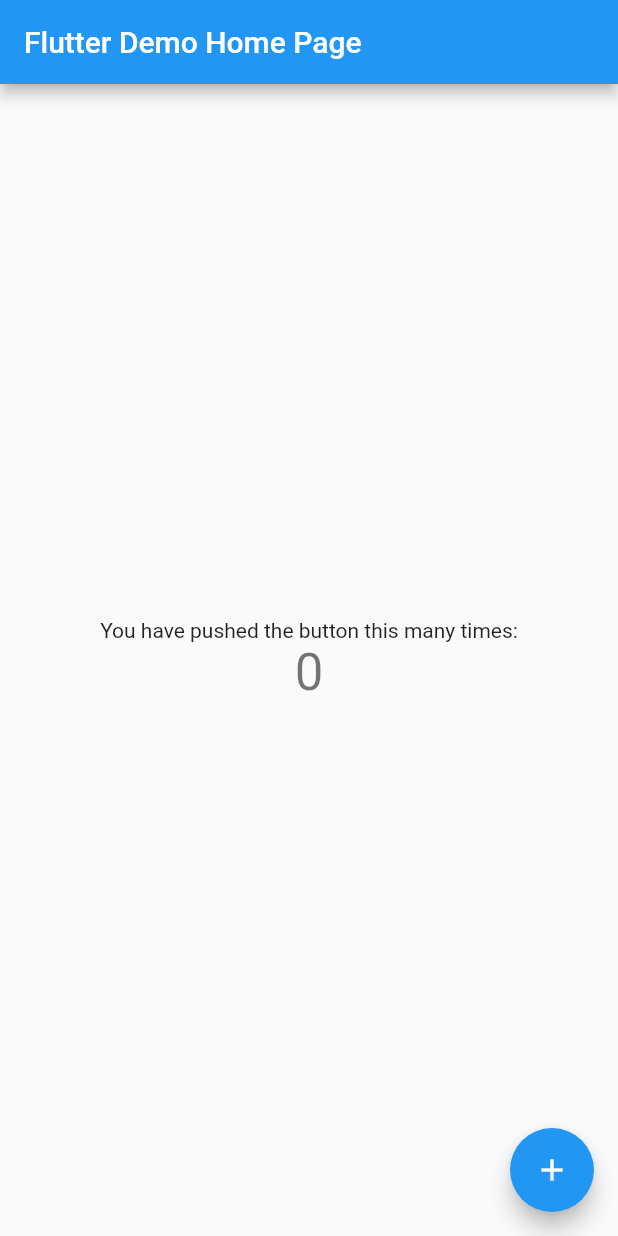
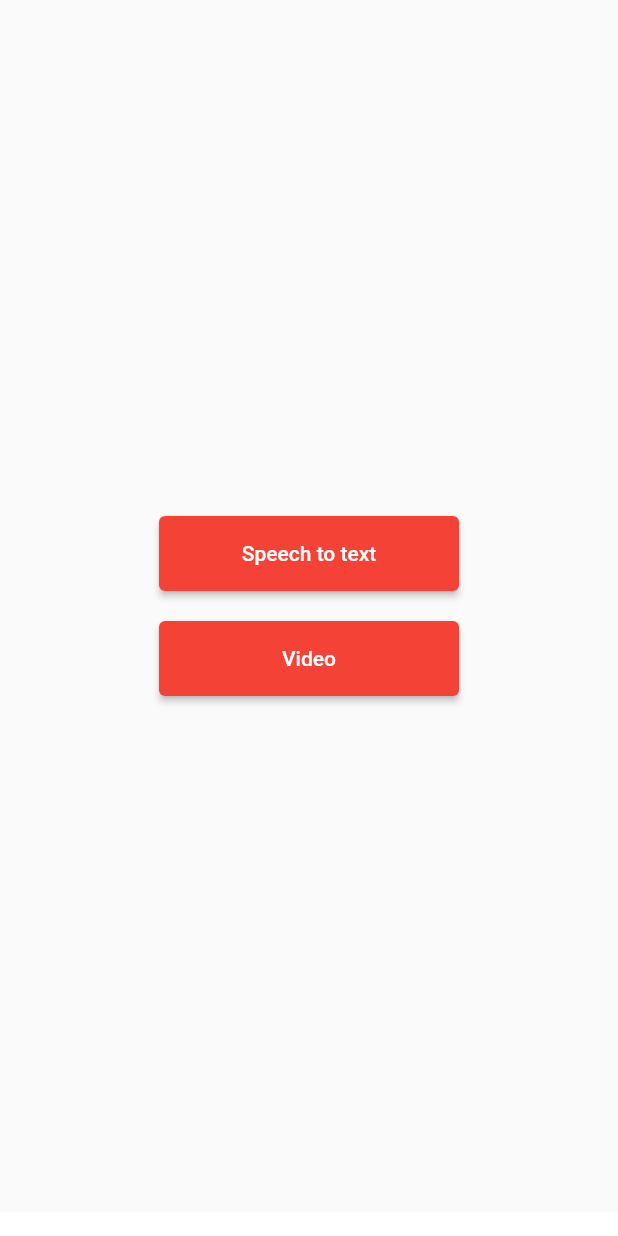
Before and after one commit to fnoceda/flutter_speech_to_text, a Flutter app: the screen it shows after launch, on a phone screen of 412 x 824 dp. Run offline on Flutter 3.47's test engine with Material 2 defaults, Android fonts, the phone set to English and light mode, and no system bars; our stand-ins replace avatar_glow, speech_to_text; missing offline and left inert: highlight_text.

Commit message:
finish speech to text

```diff
--- /dev/null
+++ b/lib/home_page.dart
@@ -0,0 +1,61 @@
+import 'package:flutter/material.dart';
+import 'package:flutter_speech_to_text/speech_page.dart';
+
+class HomePage extends StatelessWidget {
+  const HomePage({
+    Key? key,
+  }) : super(key: key);
+
+  @override
+  Widget build(BuildContext context) {
+    return Container(
+      margin: const EdgeInsets.only(bottom: 16),
+      color: Colors.black,
+      child: SafeArea(
+        child: Scaffold(
+          body: Center(
+            child: Column(
+              mainAxisAlignment: MainAxisAlignment.center,
+              crossAxisAlignment: CrossAxisAlignment.center,
+              children: [
+                ElevatedButton(
+                  style: ElevatedButton.styleFrom(
+                    fixedSize: const Size(200, 50),
+                  ),
+                  onPressed: () {
+                    Navigator.of(context).push(
+                      MaterialPageRoute(
+                        builder: (context) => SpeechPage(),
+                      ),
+                    );
+                  },
+                  child: const Text(
+                    'Speech to text',
+                    style: TextStyle(color: Colors.white),
+                  ),
+                ),
+                const SizedBox(height: 20),
+                ElevatedButton(
+                  style: ElevatedButton.styleFrom(
+                    fixedSize: const Size(200, 50),
+                  ),
+                  onPressed: () {
+                    Navigator.of(context).push(
+                      MaterialPageRoute(
+                        builder: (context) => SpeechPage(),
+                      ),
+                    );
+                  },
+                  child: const Text(
+                    'Video',
+                    style: TextStyle(color: Colors.white),
+                  ),
+                ),
+              ],
+            ),
+          ),
+        ),
+      ),
+    );
+  }
+}
--- a/lib/main.dart
+++ b/lib/main.dart
@@ -1,115 +1,21 @@
 import 'package:flutter/material.dart';
+import 'package:flutter_speech_to_text/home_page.dart';
 
 void main() {
-  runApp(const MyApp());
+  runApp(MyApp());
 }
 
 class MyApp extends StatelessWidget {
-  const MyApp({super.key});
-
-  // This widget is the root of your application.
   @override
   Widget build(BuildContext context) {
     return MaterialApp(
-      title: 'Flutter Demo',
+      title: 'Flutter Voice',
+      debugShowCheckedModeBanner: false,
       theme: ThemeData(
-        // This is the theme of your application.
-        //
-        // Try running your application with "flutter run". You'll see the
-        // application has a blue toolbar. Then, without quitting the app, try
-        // changing the primarySwatch below to Colors.green and then invoke
-        // "hot reload" (press "r" in the console where you ran "flutter run",
-        // or simply save your changes to "hot reload" in a Flutter IDE).
-        // Notice that the counter didn't reset back to zero; the application
-        // is not restarted.
-        primarySwatch: Colors.blue,
+        primarySwatch: Colors.red,
+        visualDensity: VisualDensity.adaptivePlatformDensity,
       ),
-      home: const MyHomePage(title: 'Flutter Demo Home Page'),
+      home: const HomePage(),
     );
   }
 }
-
-class MyHomePage extends StatefulWidget {
-  const MyHomePage({super.key, required this.title});
-
-  // This widget is the home page of your application. It is stateful, meaning
-  // that it has a State object (defined below) that contains fields that affect
-  // how it looks.
-
-  // This class is the configuration for the state. It holds the values (in this
-  // case the title) provided by the parent (in this case the App widget) and
-  // used by the build method of the State. Fields in a Widget subclass are
-  // always marked "final".
-
-  final String title;
-
-  @override
-  State<MyHomePage> createState() => _MyHomePageState();
-}
-
-class _MyHomePageState extends State<MyHomePage> {
-  int _counter = 0;
-
-  void _incrementCounter() {
-    setState(() {
-      // This call to setState tells the Flutter framework that something has
-      // changed in this State, which causes it to rerun the build method below
-      // so that the display can reflect the updated values. If we changed
-      // _counter without calling setState(), then the build method would not be
-      // called again, and so nothing would appear to happen.
-      _counter++;
-    });
-  }
-
-  @override
-  Widget build(BuildContext context) {
-    // This method is rerun every time setState is called, for instance as done
-    // by the _incrementCounter method above.
-    //
-    // The Flutter framework has been optimized to make rerunning build methods
-    // fast, so that you can just rebuild anything that needs updating rather
-    // than having to individually change instances of widgets.
-    return Scaffold(
-      appBar: AppBar(
-        // Here we take the value from the MyHomePage object that was created by
-        // the App.build method, and use it to set our appbar title.
-        title: Text(widget.title),
-      ),
-      body: Center(
-        // Center is a layout widget. It takes a single child and positions it
-        // in the middle of the parent.
-        child: Column(
-          // Column is also a layout widget. It takes a list of children and
-          // arranges them vertically. By default, it sizes itself to fit its
-          // children horizontally, and tries to be as tall as its parent.
-          //
-          // Invoke "debug painting" (press "p" in the console, choose the
-          // "Toggle Debug Paint" action from the Flutter Inspector in Android
-          // Studio, or the "Toggle Debug Paint" command in Visual Studio Code)
-          // to see the wireframe for each widget.
-          //
-          // Column has various properties to control how it sizes itself and
-          // how it positions its children. Here we use mainAxisAlignment to
-          // center the children vertically; the main axis here is the vertical
-          // axis because Columns are vertical (the cross axis would be
-          // horizontal).
-          mainAxisAlignment: MainAxisAlignment.center,
-          children: <Widget>[
-            const Text(
-              'You have pushed the button this many times:',
-            ),
-            Text(
-              '$_counter',
-              style: Theme.of(context).textTheme.headline4,
-            ),
-          ],
-        ),
-      ),
-      floatingActionButton: FloatingActionButton(
-        onPressed: _incrementCounter,
-        tooltip: 'Increment',
-        child: const Icon(Icons.add),
-      ), // This trailing comma makes auto-formatting nicer for build methods.
-    );
-  }
-}
```
Also changed, not shown: lib/speech_page.dart (added, +120 -0 lines), lib/video_page.dart (added, +16 -0 lines), 10 other files.
